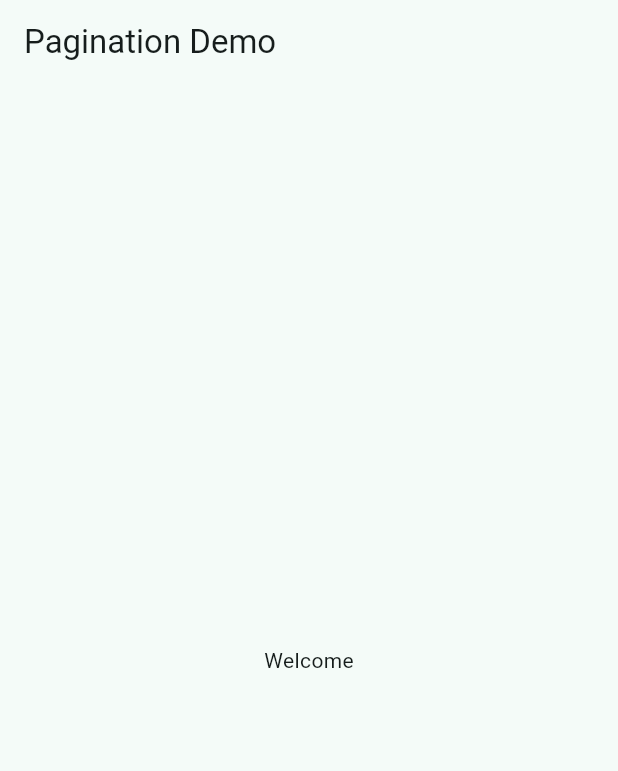
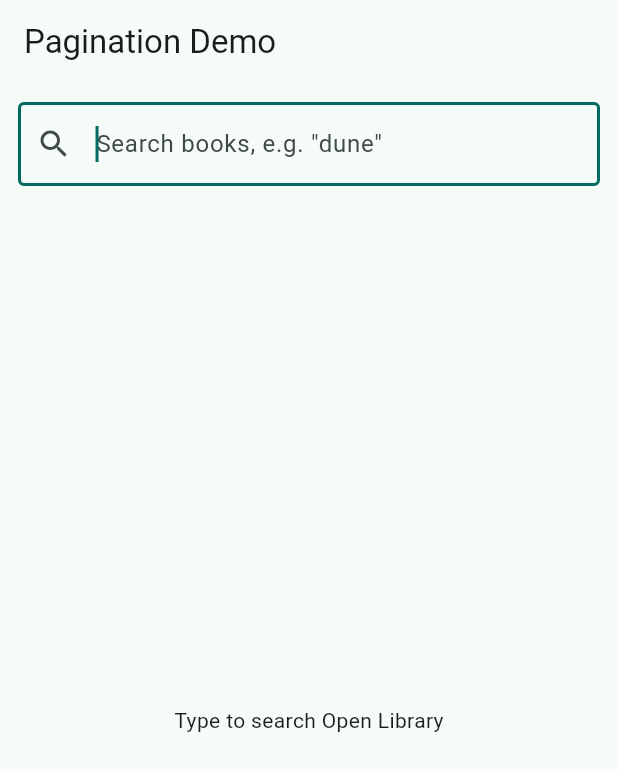
Before and after one commit to moamenhredeen/flutter_demos, a Flutter app: the screen it shows after launch, after a tap on "Pagination", on a phone screen of 412 x 824 dp. Shown: the top 771 px of the screen. Run offline on Flutter 3.47's test engine with Material 3 defaults, Android fonts, the phone set to English and light mode, and no system bars; our stand-ins replace dio, flutter_riverpod, go_router.

Commit message:
feat: pagination demo using riverpod

```diff
--- a/lib/app_router.dart
+++ b/lib/app_router.dart
@@ -1,11 +1,11 @@
 import 'package:flutter_demos/home_screen.dart';
-import 'package:flutter_demos/pagination/pagination.dart';
+import 'package:flutter_demos/open_library_search/open_library_search.dart';
 import 'package:go_router/go_router.dart';
 
 final appRouterConfig = GoRouter(
   initialLocation: "/home",
   routes: [
     GoRoute(path: '/home', builder: (context, state) => HomeScreen()),
-    GoRoute(path: '/pagination', builder: (context, state) => PaginationDemo()),
+    GoRoute(path: '/open_library_search', builder: (context, state) => OpenLibrarySearchScreen()),
   ],
 );
--- a/lib/home_screen.dart
+++ b/lib/home_screen.dart
@@ -16,7 +16,7 @@ class HomeScreen extends StatelessWidget {
           children: [
             TextButton(
                 onPressed: (){
-                  context.go("/pagination");
+                  context.go("/open_library_search");
                 },
                 child: Text("Pagination")
             )
--- a/lib/main.dart
+++ b/lib/main.dart
@@ -1,6 +1,7 @@
 import 'package:flutter/material.dart';
 import 'package:flutter_demos/app.dart';
+import 'package:flutter_riverpod/flutter_riverpod.dart';
 
 void main() {
-  runApp(const App());
+  runApp(const ProviderScope(child: App()));
 }
--- /dev/null
+++ b/lib/open_library_search/book_search_state.dart
@@ -0,0 +1,55 @@
+import 'package:flutter_demos/data/open_library/open_library.dart';
+
+/// Immutable state for the paginated book search.
+class BookSearchState {
+  const BookSearchState({
+    this.books = const [],
+    this.page = 0,
+    this.numFound = 0,
+    this.hasMore = false,
+    this.isLoadingMore = false,
+    this.loadMoreError,
+  });
+
+  /// Books accumulated across all loaded pages.
+  final List<OpenLibraryDoc> books;
+
+  /// Highest page loaded so far (1-based; 0 = nothing loaded).
+  final int page;
+
+  /// Total matches reported by the API across all pages.
+  final int numFound;
+
+  /// Whether more pages remain to load.
+  final bool hasMore;
+
+  /// True while a *subsequent* page is loading (the first page uses the outer
+  /// [AsyncValue] loading state instead).
+  final bool isLoadingMore;
+
+  /// Set when a `loadMore` call fails; the already-loaded [books] are kept so
+  /// the UI can show them plus a retry affordance.
+  final Object? loadMoreError;
+
+  bool get isEmpty => books.isEmpty;
+
+  BookSearchState copyWith({
+    List<OpenLibraryDoc>? books,
+    int? page,
+    int? numFound,
+    bool? hasMore,
+    bool? isLoadingMore,
+    Object? loadMoreError,
+    bool clearLoadMoreError = false,
+  }) {
+    return BookSearchState(
+      books: books ?? this.books,
+      page: page ?? this.page,
+      numFound: numFound ?? this.numFound,
+      hasMore: hasMore ?? this.hasMore,
+      isLoadingMore: isLoadingMore ?? this.isLoadingMore,
+      loadMoreError:
+          clearLoadMoreError ? null : (loadMoreError ?? this.loadMoreError),
+    );
+  }
+}
--- /dev/null
+++ b/lib/open_library_search/open_library_search.dart
@@ -0,0 +1 @@
+export 'open_library_search_screen.dart';
--- /dev/null
+++ b/lib/open_library_search/open_library_search_screen.dart
@@ -0,0 +1,84 @@
+import 'package:flutter/material.dart';
+import 'package:flutter_riverpod/flutter_riverpod.dart';
+
+import 'book_search_providers.dart';
+import 'widgets/search_error_view.dart';
+import 'widgets/search_results.dart';
+
+/// Infinite-scroll pagination demo backed by the Open Library search API.
+///
+/// Shows the common Riverpod paging shape: an [AsyncNotifier] owns the
+/// accumulated list + paging flags, the first page is the outer [AsyncValue],
+/// and a scroll listener drives `loadMore`.
+class OpenLibrarySearchScreen extends ConsumerStatefulWidget {
+  const OpenLibrarySearchScreen({super.key});
+
+  @override
+  ConsumerState<OpenLibrarySearchScreen> createState() => _OpenLibrarySearchScreenState();
+}
+
+class _OpenLibrarySearchScreenState extends ConsumerState<OpenLibrarySearchScreen> {
+  final _scrollController = ScrollController();
+
+  @override
+  void initState() {
+    super.initState();
+    _scrollController.addListener(_onScroll);
+  }
+
+  @override
+  void dispose() {
+    _scrollController.dispose();
+    super.dispose();
+  }
+
+  void _onScroll() {
+    // Within 300px of the bottom -> pull the next page.
+    final position = _scrollController.position;
+    if (position.pixels >= position.maxScrollExtent - 300) {
+      ref.read(bookSearchProvider.notifier).loadMore();
+    }
+  }
+
+  @override
+  Widget build(BuildContext context) {
+    final query = ref.watch(searchQueryProvider);
+    final searchAsync = ref.watch(bookSearchProvider);
+
+    return Scaffold(
+      appBar: AppBar(title: const Text('Pagination Demo')),
+      body: Column(
+        children: [
+          Padding(
+            padding: const EdgeInsets.all(12),
+            child: TextField(
+              autofocus: true,
+              decoration: const InputDecoration(
+                hintText: 'Search books, e.g. "dune"',
+                prefixIcon: Icon(Icons.search),
+                border: OutlineInputBorder(),
+              ),
+              onChanged: (v) => ref.read(searchQueryProvider.notifier).set(v),
+              onSubmitted: (v) =>
+                  ref.read(searchQueryProvider.notifier).submit(v),
+            ),
+          ),
+          Expanded(
+            child: switch (searchAsync) {
+              // First-page load (only when there's nothing to show yet).
+              AsyncLoading() when !searchAsync.hasValue =>
+                const Center(child: CircularProgressIndicator()),
+              AsyncError(:final error) =>
+                SearchErrorView(message: error.toString()),
+              _ => SearchResults(
+                  state: searchAsync.requireValue,
+                  query: query,
+                  scrollController: _scrollController,
+                ),
+            },
+          ),
+        ],
+      ),
+    );
+  }
+}
--- /dev/null
+++ b/lib/open_library_search/widgets/search_results.dart
@@ -0,0 +1,61 @@
+import 'package:flutter/material.dart';
+import 'package:flutter_riverpod/flutter_riverpod.dart';
+
+import '../book_search_state.dart';
+import 'book_tile.dart';
+import 'load_more_footer.dart';
+
+/// The scrollable results list: header count, book rows, and a paging footer.
+///
+/// The [scrollController] is owned by the screen, which uses it to drive
+/// `loadMore` as the user nears the bottom.
+class SearchResults extends ConsumerWidget {
+  const SearchResults({
+    super.key,
+    required this.state,
+    required this.query,
+    required this.scrollController,
+  });
+
+  final BookSearchState state;
+  final String query;
+  final ScrollController scrollController;
+
+  @override
+  Widget build(BuildContext context, WidgetRef ref) {
+    if (query.isEmpty) {
+      return const Center(child: Text('Type to search Open Library'));
+    }
+    if (state.isEmpty) {
+      return Center(child: Text('No results for "$query"'));
+    }
+
+    return Column(
+      children: [
+        Padding(
+          padding: const EdgeInsets.symmetric(horizontal: 12),
+          child: Align(
+            alignment: Alignment.centerLeft,
+            child: Text(
+              '${state.numFound} results',
+              style: Theme.of(context).textTheme.labelMedium,
+            ),
+          ),
+        ),
+        Expanded(
+          child: ListView.separated(
+            controller: scrollController,
+            itemCount: state.books.length + 1,
+            separatorBuilder: (_, _) => const Divider(height: 1),
+            itemBuilder: (context, index) {
+              if (index < state.books.length) {
+                return BookTile(book: state.books[index]);
+              }
+              return LoadMoreFooter(state: state);
+            },
+          ),
+        ),
+      ],
+    );
+  }
+}
--- a/lib/pagination/pagination.dart
+++ /dev/null
@@ -1 +0,0 @@
-export 'pagination_demo.dart';
--- a/lib/pagination/pagination_demo.dart
+++ /dev/null
@@ -1,22 +0,0 @@
-import 'package:flutter/material.dart';
-
-class PaginationDemo extends StatefulWidget {
-  const PaginationDemo({super.key});
-
-  @override
-  State<PaginationDemo> createState() => _PaginationDemoState();
-}
-
-class _PaginationDemoState extends State<PaginationDemo> {
-  @override
-  Widget build(BuildContext context) {
-    return Scaffold(
-      appBar: AppBar(
-        title: Text("Pagination Demo"),
-      ),
-      body: Center(
-        child: Text("Welcome"),
-      ),
-    );
-  }
-}
```
Also changed, not shown: lib/open_library_search/book_search_providers.dart (added, +111 -0 lines), lib/open_library_search/widgets/book_tile.dart (added, +33 -0 lines), lib/open_library_search/widgets/load_more_footer.dart (added, +43 -0 lines), lib/open_library_search/widgets/search_error_view.dart (added, +33 -0 lines), lib/pagination/pagination_providers.dart (deleted, +0 -16 lines), 2 other files.
